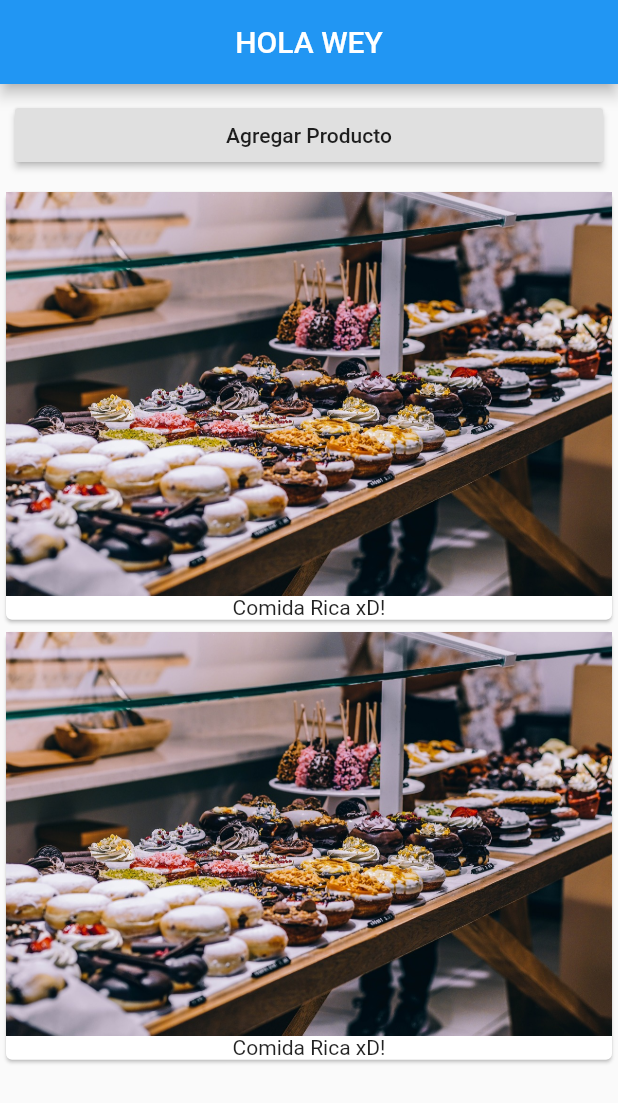
After one commit to JosueDurand96/Course_Udemy, a Flutter app: the screen it shows after launch, after a tap on "Agregar Producto", on a phone screen of 412 x 824 dp. The commit adds this screen. Shown: the top 1103 px of the screen. Run offline on Flutter 3.47's test engine with Material 2 defaults, Android fonts, the phone set to English and light mode, and no system bars.

Commit message:
Section 2 Lecture 32

```diff
--- a/lib/main.dart
+++ b/lib/main.dart
@@ -1,3 +1,4 @@
+import 'package:course_flutter_app/product_manager.dart';
 import 'package:flutter/material.dart';
 
 main() =>runApp(MyApp());
@@ -7,7 +8,7 @@ class MyApp extends StatefulWidget {
 }
 
 class _MyAppState extends State<MyApp> {
-  List<String> _products = ['Lista de Comida'];
+
 
   @override
   Widget  build(BuildContext context) {
@@ -18,39 +19,8 @@ class _MyAppState extends State<MyApp> {
             child: Text('HOLA WEY'),
           ),
         ),
-        body: ListView(
-          children: <Widget>[
-            Container(
-              margin: EdgeInsets.all(10.0),
-              child: RaisedButton(
-                onPressed: (){
-                  setState(() {
-                    _products.add('Avanzado Food tester');
-                    print(_products);
-                  });
+        body: ProductManager(),
 
-                },
-                child: Text('Agregar Producto'),
-              ),
-            ),
-            Column(
-              children: _products
-              .map(
-                (element)=>Card(
-                  child: Column(
-                    children: <Widget>[
-                      Image.asset('assets/food.jpg'),
-                      Text('Comida Rica xD!'),
-                    ],
-                  ),
-                ),
-              )
-              .toList(),
-            ),
-
-
-          ],
-        ),
       ),
     );
   }
--- /dev/null
+++ b/lib/product_manager.dart
@@ -0,0 +1,31 @@
+import 'package:flutter/material.dart';
+import 'products.dart';
+class ProductManager extends StatefulWidget {
+  @override
+  _ProductManagerState createState() => _ProductManagerState();
+}
+
+class _ProductManagerState extends State<ProductManager> {
+  List<String> _products = ['Lista de Comida'];
+  @override
+  Widget build(BuildContext context) {
+    return  ListView(
+      children: <Widget>[
+        Container(
+          margin: EdgeInsets.all(10.0),
+          child: RaisedButton(
+            onPressed: (){
+              setState(() {
+                _products.add('Avanzado Food tester');
+                print(_products);
+              });
+
+            },
+            child: Text('Agregar Producto'),
+          ),
+        ),
+        Products(_products),
+      ],
+    );
+  }
+}
--- /dev/null
+++ b/lib/products.dart
@@ -0,0 +1,25 @@
+import 'package:flutter/material.dart';
+
+class Products extends StatelessWidget {
+
+  final List<String>products;
+  Products(this.products);
+  @override
+  Widget build(BuildContext context) {
+
+    return    Column(
+      children: products
+          .map(
+            (element)=>Card(
+          child: Column(
+            children: <Widget>[
+              Image.asset('assets/food.jpg'),
+              Text('Comida Rica xD!'),
+            ],
+          ),
+        ),
+      )
+          .toList(),
+    );
+  }
+}
```
